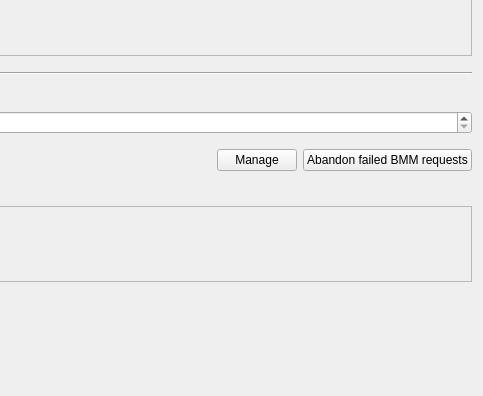
First picture: the form in src/qt/forms/miningdialog.ui, repository torkelrogstad/mainchain, before the edit; both pictures show x 222 to 705 and y 129 to 525 of the 705 by 525 pixel window.
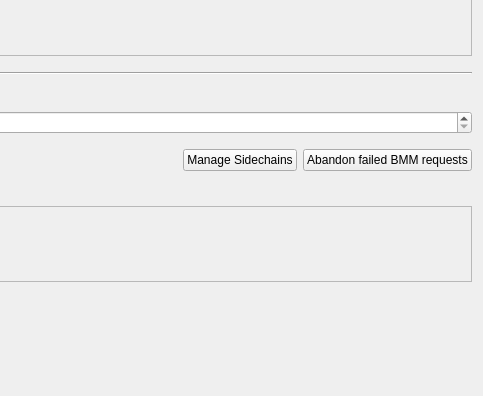
Second picture: the form after the edit. Icons and pictures are not drawn.

Commit message: Rename manage button on mining dialog

Diff of the .ui file:
```diff
--- a/src/qt/forms/miningdialog.ui
+++ b/src/qt/forms/miningdialog.ui
@@ -213,7 +213,7 @@
       <item>
        <widget class="QPushButton" name="pushButtonManage">
         <property name="text">
-         <string>Manage</string>
+         <string>Manage Sidechains</string>
         </property>
         <property name="icon">
          <iconset resource="../drivenet.qrc">
```
